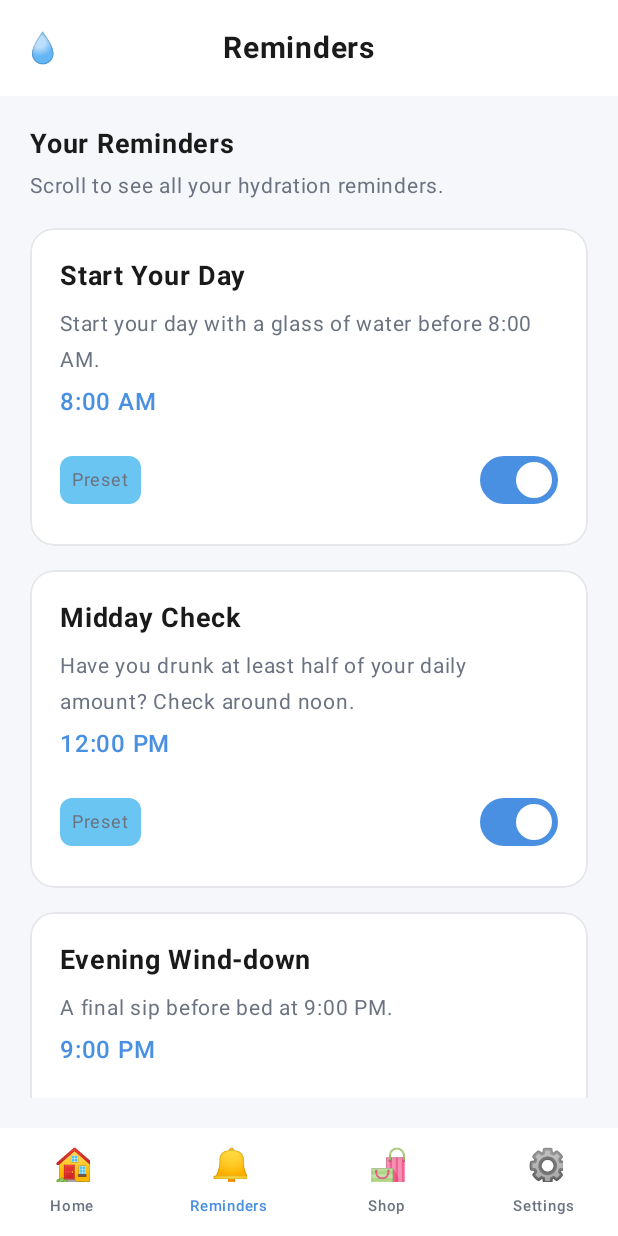
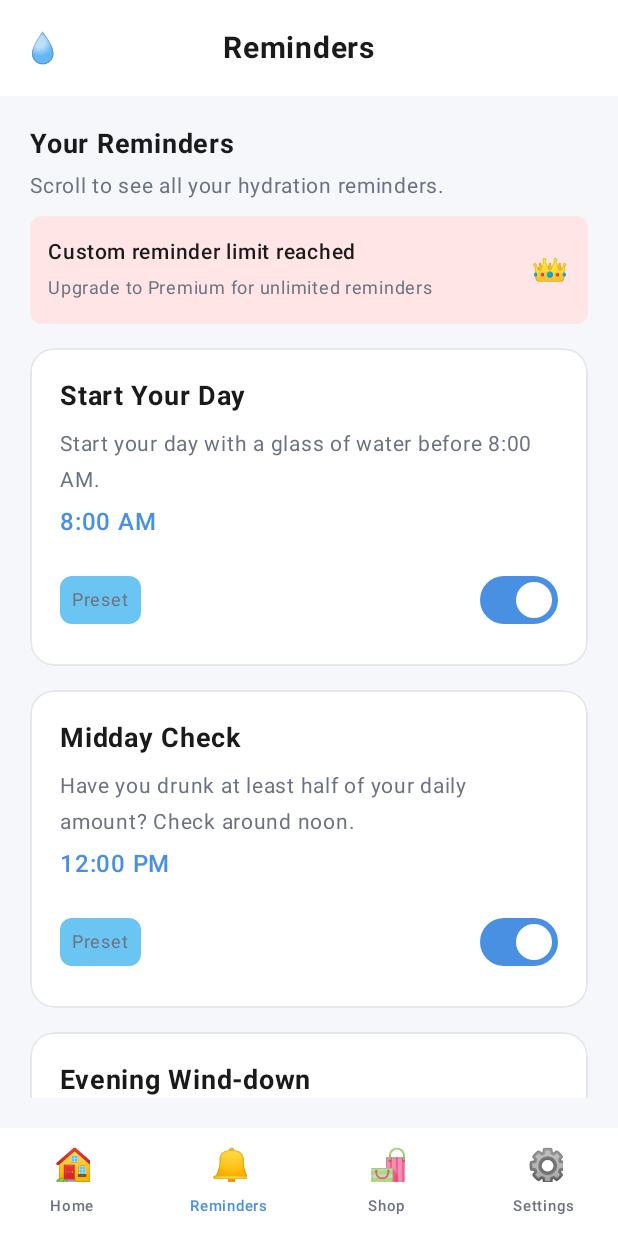
Before and after one commit to DanielSelas/HydroHero, an Android app built with Jetpack Compose: the RemindersScreen screen opened through its navigation route, on a phone screen of 412 x 824 dp. Run offline under Robolectric (Android 15) with nearby library versions, the light colour scheme and no system bars; libraries missing offline, so code that uses them is left out: nl.dionsegijn.konfetti.

Commit message:
upgrade premuim useres

```diff
--- a/app/src/main/java/com/example/hydrohero/ui/screens/RemindersScreen.kt
+++ b/app/src/main/java/com/example/hydrohero/ui/screens/RemindersScreen.kt
@@ -36,6 +36,7 @@ fun RemindersScreen(
     onToggleReminder: (String) -> Unit,
     onAddCustomReminder: () -> Unit,
     onDeleteReminder: (String) -> Unit = {},
+    isPremium: Boolean = false,
     modifier: Modifier = Modifier
 ) {
     Column(
@@ -84,8 +85,54 @@ fun RemindersScreen(
                 text = "Scroll to see all your hydration reminders.",
                 fontSize = 14.sp,
                 color = TextLight,
-                modifier = Modifier.padding(bottom = 16.dp)
+                modifier = Modifier.padding(bottom = 8.dp)
             )
+
+            // Show reminder limit info for free users
+            if (!isPremium) {
+                val remainingSlots = (2 - customReminders.size).coerceAtLeast(0)
+                Surface(
+                    color = if (remainingSlots > 0) LightBlue.copy(alpha = 0.3f) else Color(0xFFFFE5E5),
+                    shape = RoundedCornerShape(8.dp),
+                    modifier = Modifier
+                        .fillMaxWidth()
+                        .padding(bottom = 16.dp)
+                ) {
+                    Row(
+                        modifier = Modifier
+                            .fillMaxWidth()
+                            .padding(12.dp),
+                        horizontalArrangement = Arrangement.SpaceBetween,
+                        verticalAlignment = Alignment.CenterVertically
+                    ) {
+                        Column(modifier = Modifier.weight(1f)) {
+                            Text(
+                                text = if (remainingSlots > 0) {
+                                    "$remainingSlots custom reminder${if (remainingSlots == 1) "" else "s"} remaining"
+                                } else {
+                                    "Custom reminder limit reached"
+                                },
+                                fontSize = 14.sp,
+                                fontWeight = FontWeight.SemiBold,
+                                color = TextDark
+                            )
+                            Text(
+                                text = "Upgrade to Premium for unlimited reminders",
+                                fontSize = 12.sp,
+                                color = TextLight
+                            )
+                        }
+                        if (remainingSlots == 0) {
+                            Text(
+                                text = "👑",
+                                fontSize = 20.sp
+                            )
+                        }
+                    }
+                }
+            } else {
+                Spacer(modifier = Modifier.height(8.dp))
+            }
 
             // Vertical list of all reminders (preset + custom)
             val allReminders = presetReminders + customReminders
@@ -110,17 +157,20 @@ fun RemindersScreen(
                     }
                 }
 
-                // Add Custom Reminder Card at the end
+                      // Add Custom Reminder Card at the end (only if limit not reached)
+                      if (isPremium || customReminders.size < 2) {
                           item {
                               AddReminderCard(
                                   onClick = onAddCustomReminder
                               )
                           }
                       }
+            }
 
             Spacer(modifier = Modifier.height(24.dp))
 
-            // Add Custom Reminder Button (also available below carousel)
+                  // Add Custom Reminder Button (only if limit not reached)
+                  if (isPremium || customReminders.size < 2) {
                       Button(
                           onClick = onAddCustomReminder,
                           modifier = Modifier.fillMaxWidth(),
@@ -135,6 +185,30 @@ fun RemindersScreen(
                               fontWeight = FontWeight.SemiBold,
                               modifier = Modifier.padding(vertical = 4.dp)
                           )
+                      }
+                  } else {
+                      // Show upgrade button when limit reached
+                      Button(
+                          onClick = onAddCustomReminder, // This will show upgrade prompt
+                          modifier = Modifier.fillMaxWidth(),
+                          colors = ButtonDefaults.buttonColors(
+                              containerColor = Color(0xFFFFD700)
+                          ),
+                          shape = RoundedCornerShape(12.dp)
+                      ) {
+                          Row(
+                              horizontalArrangement = Arrangement.spacedBy(8.dp),
+                              verticalAlignment = Alignment.CenterVertically
+                          ) {
+                              Text("👑", fontSize = 18.sp)
+                              Text(
+                                  text = "Upgrade to Premium for Unlimited Reminders",
+                                  fontSize = 16.sp,
+                                  fontWeight = FontWeight.SemiBold,
+                                  modifier = Modifier.padding(vertical = 4.dp)
+                              )
+                          }
+                      }
                   }
         }
     }
```
Also changed, not shown: app/src/main/java/com/example/hydrohero/MainActivity.kt (+19 -3 lines), app/src/main/java/com/example/hydrohero/ui/viewmodel/WaterViewModel.kt (+14 -1 lines). Lines whose indentation alone changed are shown as unchanged.
